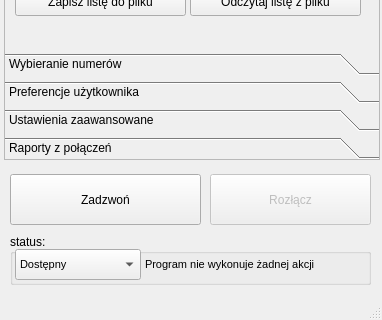
dmilith/dsipcom, file src/dsipcom.ui: the form before one commit; both pictures show x 0 to 382 and y 540 to 860 of the 382 by 860 pixel window.
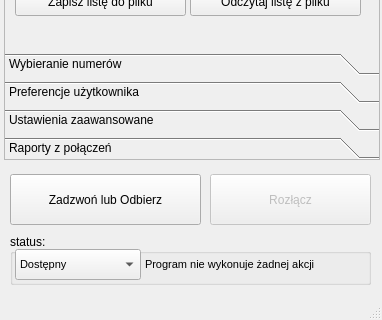
The form after the commit. The open tabs and pages were chosen to show the change. Icons and pictures are not drawn.

Commit message: dodano obsługę wpisów logów do kalendarza + przeglądarki raportów, dodatkowo: przycisk rozłącz reaguje teraz tylko gdy trwa rozmowa, poprawiono UI, dodatkowe kosmetyczne poprawki

```diff
--- a/src/dsipcom.ui
+++ b/src/dsipcom.ui
@@ -69,7 +69,7 @@
 &lt;p style=" margin-top:0px; margin-bottom:0px; margin-left:0px; margin-right:0px; -qt-block-indent:0; text-indent:0px;">Nawiązuje połączenie z kontaktem SIP&lt;/p>&lt;/body>&lt;/html></string>
     </property>
     <property name="text" >
-     <string>Zadzwoń</string>
+     <string>Zadzwoń lub Odbierz</string>
     </property>
     <property name="icon" >
      <iconset resource="dsipcom.qrc" >
```
Left out of the diff: 31 changed lines with no effect on the pictures. The commit also changes 2 other files.
